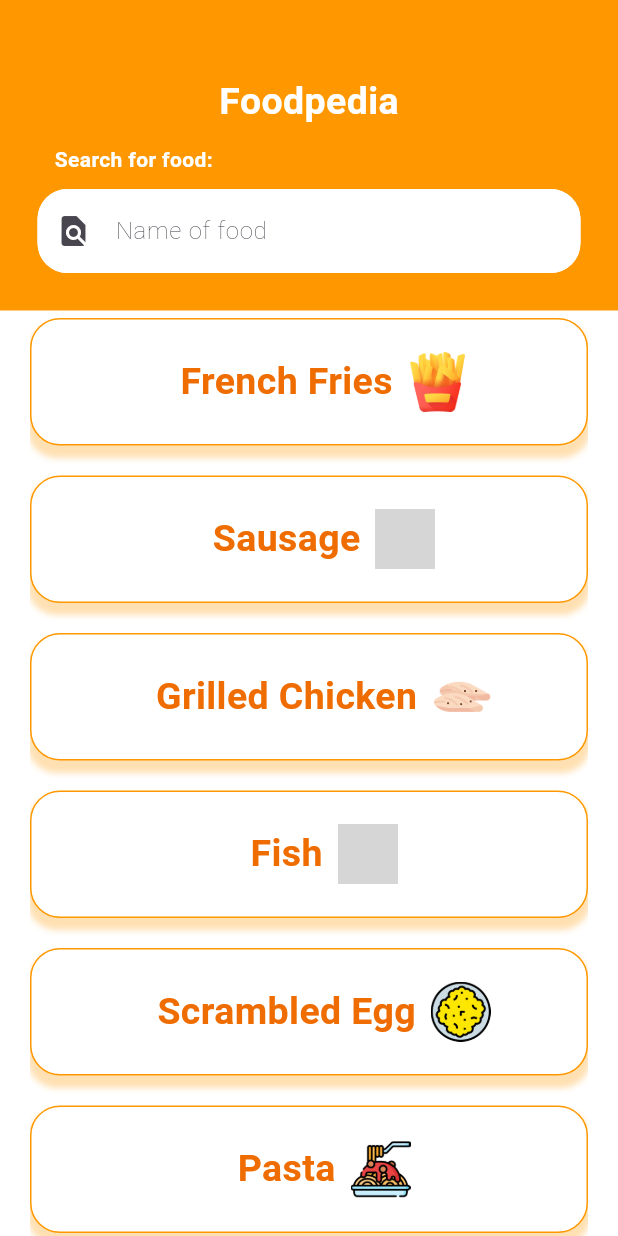
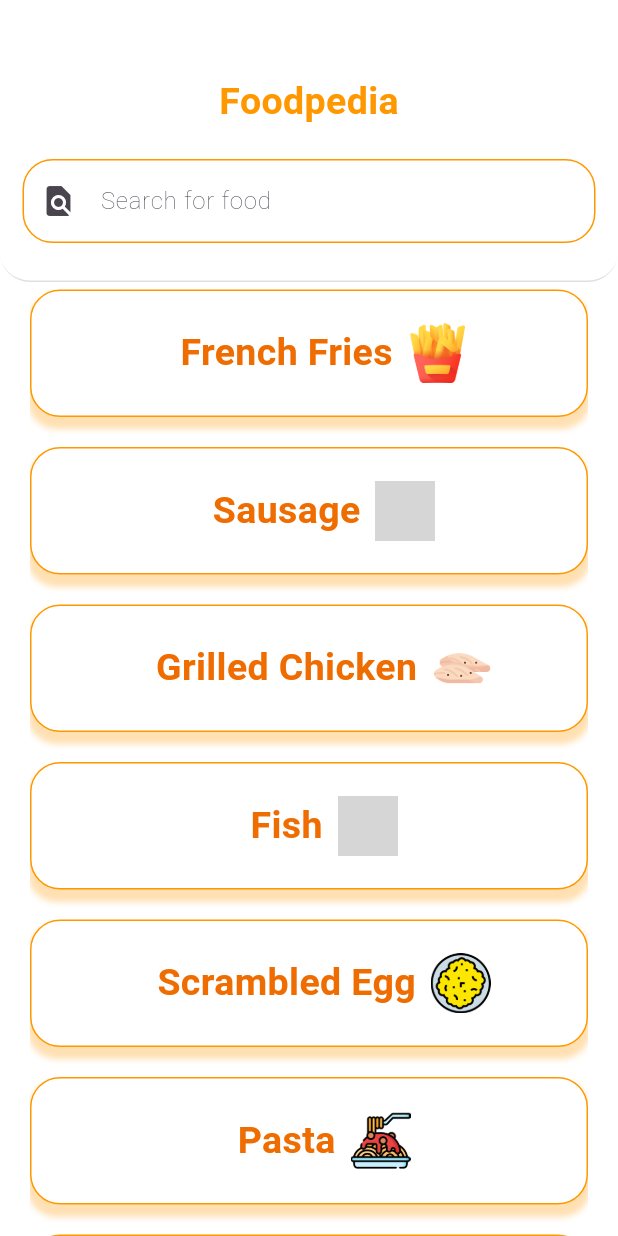
Before and after one commit to qu-ngx/DeFat, a Flutter app: the DictPage screen opened directly, on a phone screen of 412 x 824 dp. Run offline on Flutter 3.47's test engine with Material 3 defaults, Android fonts, the phone set to English and light mode, and no system bars; our stand-ins replace cloud_firestore, firebase_auth, firebase_core, firebase_storage, google_sign_in, image_picker and 3 more; missing offline and left inert: tflite_flutter; accounts and stored records are empty; grey boxes are pictures that could not be loaded.

Commit message:
brushed up Foodpedia UI

```diff
--- a/lib/pages/dictionary/dictionary_page.dart
+++ b/lib/pages/dictionary/dictionary_page.dart
@@ -35,26 +35,23 @@ class _DictPageState extends State<DictPage> {
 
     return Scaffold(
       backgroundColor: Colors.white,
-      // appBar: AppBar(
-      //   backgroundColor: Colors.transparent,
-      //   elevation: 0,
-      //   title: Text(
-      //     "Food Search",
-      //     style:
-      //         TextStyle(color: Colors.grey[900], fontWeight: FontWeight.bold),
-      //   ),
-      // ),
       body: Column(
         children: [
           Container(
-            color: Colors.orange,
+            decoration: BoxDecoration(
+              borderRadius: BorderRadius.circular(20),
+              border: Border(
+                bottom: BorderSide(width: 1.0, color: Colors.grey.shade300),
+              ),
+              color: Colors.white,
+            ),
             child: Column(
               children: [
                 const SizedBox(height: 50),
                 const Text(
                   "Foodpedia",
                   style: TextStyle(
-                      color: Colors.white,
+                      color: Colors.orange,
                       fontWeight: FontWeight.bold,
                       fontSize: 25),
                 ),
@@ -62,20 +59,10 @@ class _DictPageState extends State<DictPage> {
                 const SizedBox(
                   height: 10,
                 ),
-
-                const Padding(
-                  padding: EdgeInsets.only(right: 230),
-                  child: Text(
-                    "Search for food: ",
-                    style: TextStyle(
-                        color: Colors.white, fontWeight: FontWeight.bold),
-                  ),
-                ),
-
                 // search bar
                 Padding(
                   padding: const EdgeInsets.symmetric(
-                      horizontal: 25.0, vertical: 10.0),
+                      horizontal: 15.0, vertical: 10.0),
                   child: TextField(
                     autofocus: false,
                     decoration: InputDecoration(
@@ -83,15 +70,15 @@ class _DictPageState extends State<DictPage> {
                         Icons.find_in_page,
                       ),
                       filled: true,
-                      hintText: "Name of food",
+                      hintText: "Search for food",
                       hintStyle: const TextStyle(fontWeight: FontWeight.w200),
                       fillColor: Colors.white,
                       focusedBorder: OutlineInputBorder(
-                        borderSide: const BorderSide(color: Colors.white),
+                        borderSide: const BorderSide(color: Colors.orange),
                         borderRadius: BorderRadius.circular(20),
                       ),
                       enabledBorder: OutlineInputBorder(
-                        borderSide: const BorderSide(color: Colors.white),
+                        borderSide: const BorderSide(color: Colors.orange),
                         borderRadius: BorderRadius.circular(20),
                       ),
                     ),
@@ -101,7 +88,8 @@ class _DictPageState extends State<DictPage> {
                 const SizedBox(height: 15),
               ],
             ),
-          ), // Common food list
+          ),
+          // Common food list
           // Padding(
           //   padding: const EdgeInsets.only(top: 25.0, bottom: 25),
           //   child: Text(
```
Also changed, not shown: lib/pages/quizz/quizz_page.dart (+6 -6 lines).
